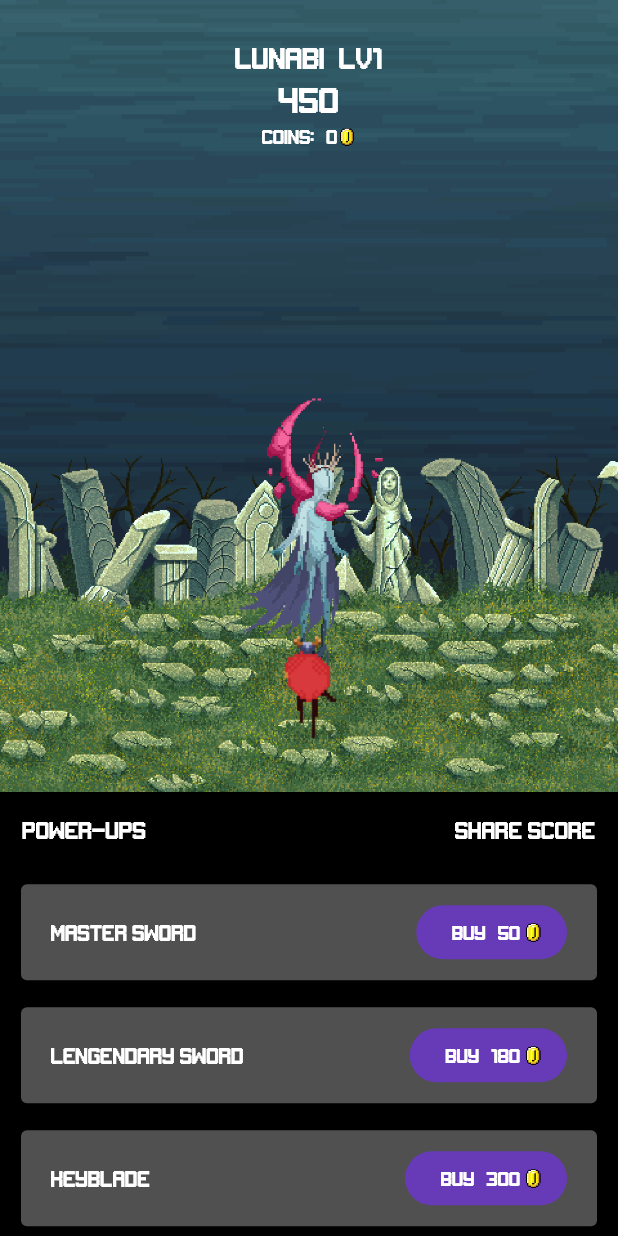
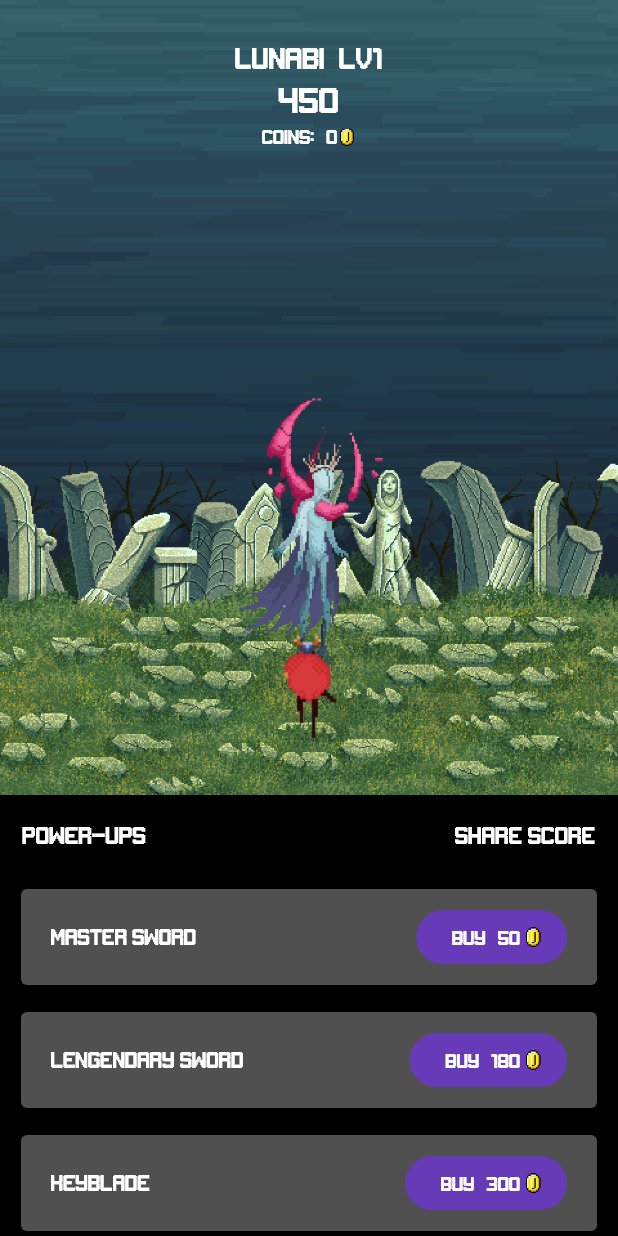
Before and after one commit to mkiisoft/taphero, a Flutter app: the screen it shows after launch, on a phone screen of 412 x 824 dp. Run offline on Flutter 3.47's test engine with Material 2 defaults, Android fonts, the phone set to English and light mode, and no system bars; our stand-ins replace audioplayers, share.

Commit message:
UI improvements

```diff
--- a/lib/bosses.dart
+++ b/lib/bosses.dart
@@ -1,4 +1,3 @@
-
 class Bosses {
   var name = "";
   var life = 980;
--- a/lib/intro.dart
+++ b/lib/intro.dart
@@ -44,8 +44,9 @@ class _IntroAppState extends State<IntroApp> with WidgetsBindingObserver {
   AudioCache coinCache;
 
   static AudioCache musicCache;
+  static AudioPlayer instance;
 
-  AudioPlayer instance;
+  static var musicPlaying = false;
 
   void initPlayer() {
     hitPlayer = AudioPlayer();
@@ -91,8 +92,7 @@ class _IntroAppState extends State<IntroApp> with WidgetsBindingObserver {
 
   double listHeight(BuildContext context) {
     var height = MediaQuery.of(context).size.height;
-    var width = MediaQuery.of(context).size.width;
-    return (height / width < 1.8) ? height / 3.0 : height / 2.77;
+    return height / 2.8;
   }
 
   void buyPowerUp(int index) {
@@ -191,13 +191,19 @@ class _IntroAppState extends State<IntroApp> with WidgetsBindingObserver {
     WidgetsBinding.instance.addObserver(this);
     super.initState();
     initPlayer();
-    playMusic();
+    if (!musicPlaying) {
+      musicPlaying = true;
+      playMusic();
+    }
 
     damageBar = bosses[bossIndex].life.toDouble() * multiplier;
   }
 
   @override
   void dispose() {
+    if (musicPlaying && instance != null) {
+      instance.stop();
+    }
     WidgetsBinding.instance.removeObserver(this);
     super.dispose();
   }
@@ -206,9 +212,15 @@ class _IntroAppState extends State<IntroApp> with WidgetsBindingObserver {
   void didChangeAppLifecycleState(AppLifecycleState state) {
     super.didChangeAppLifecycleState(state);
     if (state == AppLifecycleState.inactive && instance != null) {
-      instance.stop();
+      if (musicPlaying) {
+        instance.stop();
+        musicPlaying = false;
+      }
     } else if (state == AppLifecycleState.resumed) {
-      playMusic();
+      if (!musicPlaying) {
+        musicPlaying = true;
+        playMusic();
+      }
     }
   }
 
@@ -364,9 +376,16 @@ class _IntroAppState extends State<IntroApp> with WidgetsBindingObserver {
               ),
             ),
           ),
-          Image.asset(
-            stageAsset(),
-            alignment: Alignment.center,
+          Align(
+            alignment: Alignment.topCenter,
+            child: Container(
+              color: Colors.transparent,
+              height: MediaQuery.of(context).size.height - listHeight(context),
+              child: Image.asset(
+                stageAsset(),
+                alignment: Alignment.bottomCenter,
+              ),
+            ),
           ),
           Padding(
             padding: const EdgeInsets.only(bottom: 100.0),
--- a/lib/powerups.dart
+++ b/lib/powerups.dart
@@ -1,4 +1,3 @@
-
 class PowerUps {
   var name = "";
   var multiplier = 1.0;
--- a/pubspec.yaml
+++ b/pubspec.yaml
@@ -16,8 +16,6 @@ dependencies:
 dev_dependencies:
   flutter_test:
     sdk: flutter
-  build_runner: ^1.3.0
-  build_web_compilers: ">=1.2.0 <3.0.0"
 
 # The following section is specific to Flutter.
 flutter:
```
Also changed, not shown: pubspec.lock.
